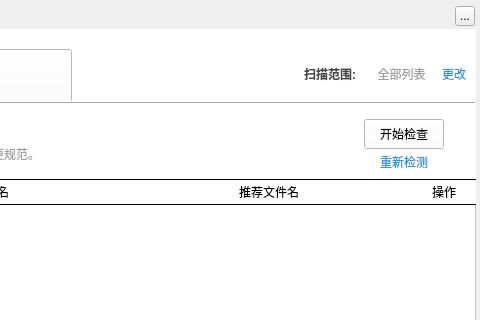
Above: TTKModule/TTKWidget/musicUiKits/musicToolsetsKits/musicsongchecktoolswidget.ui from Greedysky/TTKMusicPlayer before the change; both pictures show x 200 to 680 and y 0 to 320 of the 680 by 520 pixel window. Below: the same form after it.
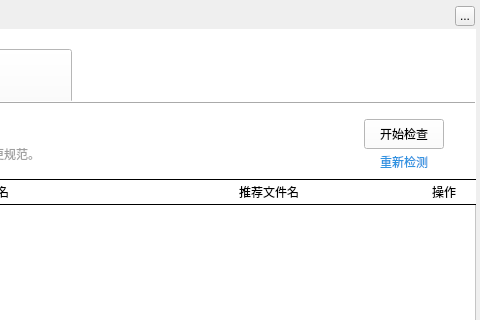
That is the form after the change. Custom widgets are drawn as their Qt base class.

```diff
--- a/TTKModule/TTKWidget/musicUiKits/musicToolsetsKits/musicsongchecktoolswidget.ui
+++ b/TTKModule/TTKWidget/musicUiKits/musicToolsetsKits/musicsongchecktoolswidget.ui
@@ -854,58 +854,14 @@
      <enum>QFrame::Raised</enum>
     </property>
    </widget>
-   <widget class="QLabel" name="label">
+   <widget class="MusicSongItemSelectedAreaWidget" name="selectedAreaWidget" native="true">
     <property name="geometry">
      <rect>
-      <x>500</x>
-      <y>35</y>
-      <width>60</width>
-      <height>20</height>
+      <x>485</x>
+      <y>32</y>
+      <width>175</width>
+      <height>25</height>
      </rect>
-    </property>
-    <property name="styleSheet">
-     <string notr="true">font-weight:bold; color:#464646</string>
-    </property>
-    <property name="text">
-     <string>扫描范围:</string>
-    </property>
-   </widget>
-   <widget class="QLabel" name="itemLabel">
-    <property name="geometry">
-     <rect>
-      <x>560</x>
-      <y>35</y>
-      <width>75</width>
-      <height>20</height>
-     </rect>
-    </property>
-    <property name="styleSheet">
-     <string notr="true">color:#9F9F9F</string>
-    </property>
-    <property name="text">
-     <string>全部列表</string>
-    </property>
-    <property name="alignment">
-     <set>Qt::AlignCenter</set>
-    </property>
-   </widget>
-   <widget class="MusicClickedLabel" name="modifiedItemButton">
-    <property name="geometry">
-     <rect>
-      <x>635</x>
-      <y>35</y>
-      <width>30</width>
-      <height>20</height>
-     </rect>
-    </property>
-    <property name="styleSheet">
-     <string notr="true">color:#2F93E1</string>
-    </property>
-    <property name="text">
-     <string>更改</string>
-    </property>
-    <property name="alignment">
-     <set>Qt::AlignCenter</set>
     </property>
    </widget>
   </widget>
@@ -921,6 +877,12 @@
    <header>musicclickedlabel.h</header>
    <container>1</container>
   </customwidget>
+  <customwidget>
+   <class>MusicSongItemSelectedAreaWidget</class>
+   <extends>QWidget</extends>
+   <header>musicsongitemselectedareawidget.h</header>
+   <container>1</container>
+  </customwidget>
   <customwidget>
    <class>MusicGifLabelWidget</class>
    <extends>QLabel</extends>
```
